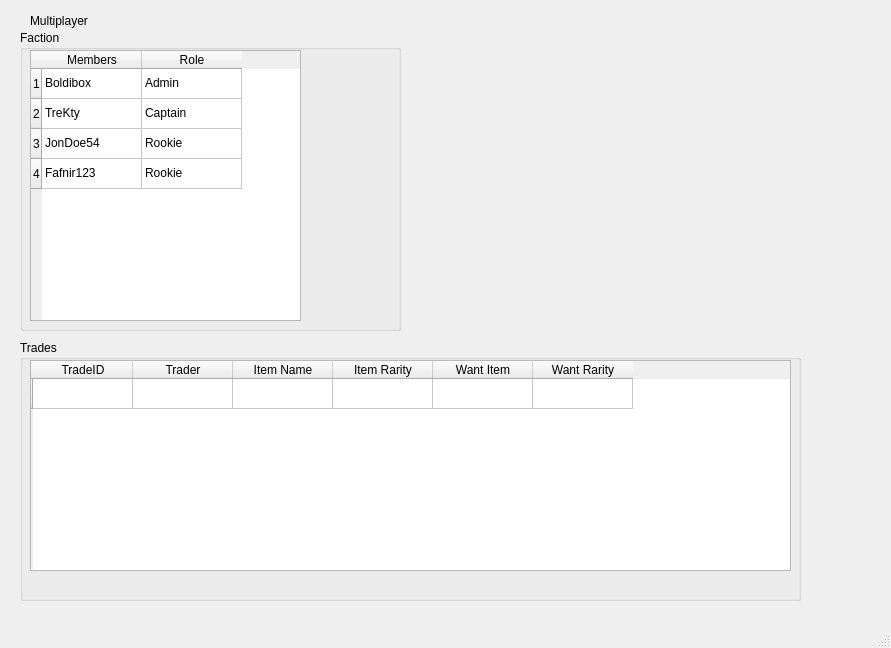
Before: the Qt Designer form Multiplayer.ui in senormaarij/DBS_Project_GameManageSys, drawn with Qt 5.
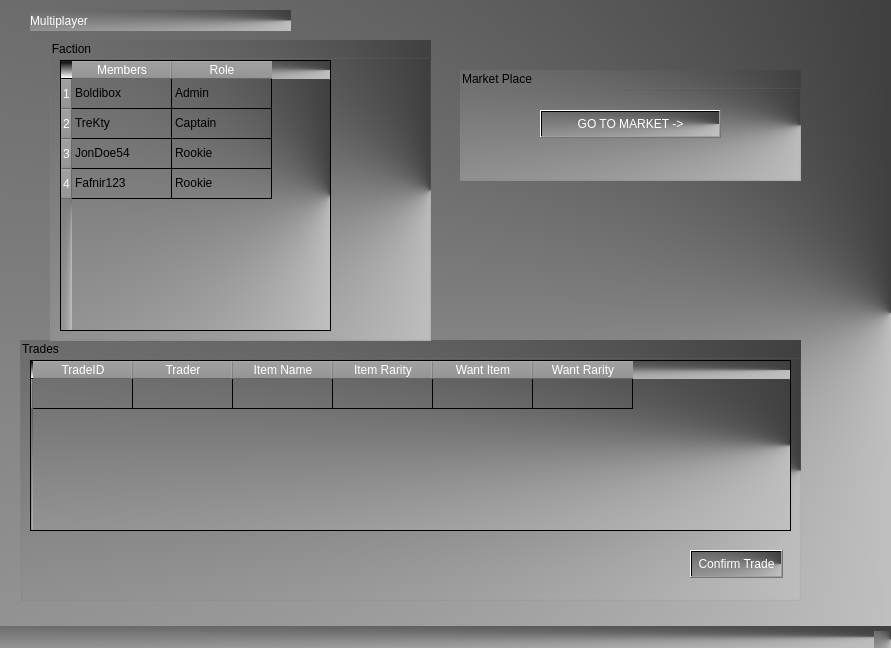
After: the same form once the commit is applied.

Commit message: mutiplayer window cher di

Patch:
```diff
--- a/Multiplayer.ui
+++ b/Multiplayer.ui
@@ -13,6 +13,9 @@
   <property name="windowTitle">
    <string>MainWindow</string>
   </property>
+  <property name="styleSheet">
+   <string notr="true">background-color: qconicalgradient(cx:1, cy:0.5, angle:0, stop:0 rgba(0, 0, 0, 255), stop:1 rgba(255, 255, 255, 255));</string>
+  </property>
   <widget class="QWidget" name="centralwidget">
    <widget class="QGroupBox" name="groupBox">
     <property name="geometry">
@@ -32,9 +35,16 @@
        <x>10</x>
        <y>20</y>
        <width>761</width>
-       <height>211</height>
+       <height>171</height>
       </rect>
      </property>
+     <property name="styleSheet">
+      <string notr="true">QHeaderView::section {
+    background-color: rgb(147, 146, 146);
+	color:rgb(255, 255, 255);
+}
+</string>
+     </property>
      <row>
       <property name="text">
        <string/>
@@ -71,6 +81,23 @@
       </property>
      </column>
     </widget>
+    <widget class="QPushButton" name="TradeConfirm">
+     <property name="geometry">
+      <rect>
+       <x>670</x>
+       <y>210</y>
+       <width>93</width>
+       <height>28</height>
+      </rect>
+     </property>
+     <property name="styleSheet">
+      <string notr="true">color:white;
+</string>
+     </property>
+     <property name="text">
+      <string>Confirm Trade</string>
+     </property>
+    </widget>
    </widget>
    <widget class="QLabel" name="label">
     <property name="geometry">
@@ -81,6 +108,10 @@
       <height>21</height>
      </rect>
     </property>
+    <property name="styleSheet">
+     <string notr="true">color:white;
+font: 63 9pt &quot;Bahnschrift SemiBold&quot;;</string>
+    </property>
     <property name="text">
      <string>Multiplayer</string>
     </property>
@@ -88,8 +119,8 @@
    <widget class="QGroupBox" name="groupBox_2">
     <property name="geometry">
      <rect>
-      <x>20</x>
-      <y>30</y>
+      <x>50</x>
+      <y>40</y>
       <width>381</width>
       <height>301</height>
      </rect>
@@ -106,6 +137,13 @@
        <height>271</height>
       </rect>
      </property>
+     <property name="styleSheet">
+      <string notr="true">QHeaderView::section {
+    background-color: rgb(147, 146, 146);
+	color:rgb(255, 255, 255);
+}
+</string>
+     </property>
      <row>
       <property name="text">
        <string>1</string>
@@ -178,6 +216,38 @@
      </item>
     </widget>
    </widget>
+   <widget class="QGroupBox" name="groupBox_3">
+    <property name="geometry">
+     <rect>
+      <x>460</x>
+      <y>70</y>
+      <width>341</width>
+      <height>111</height>
+     </rect>
+    </property>
+    <property name="styleSheet">
+     <string notr="true">font: 25 9pt &quot;Bahnschrift Light&quot;;</string>
+    </property>
+    <property name="title">
+     <string>Market Place</string>
+    </property>
+    <widget class="QPushButton" name="MarketButton">
+     <property name="geometry">
+      <rect>
+       <x>80</x>
+       <y>40</y>
+       <width>181</width>
+       <height>28</height>
+      </rect>
+     </property>
+     <property name="styleSheet">
+      <string notr="true">color:white;</string>
+     </property>
+     <property name="text">
+      <string>GO TO MARKET -&gt;</string>
+     </property>
+    </widget>
+   </widget>
   </widget>
   <widget class="QMenuBar" name="menubar">
    <property name="geometry">
```
